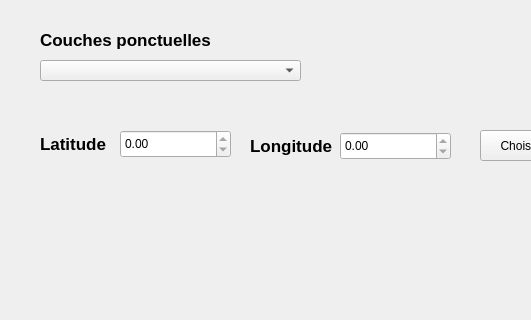
The window that tp_qgis_tsi_dialog_base.ui (AdnanBenaboud/Tp-Qgis-TSI) describes before a commit, drawn with Qt 5; both pictures show x 0 to 531 and y 0 to 320 of the 864 by 706 pixel window.
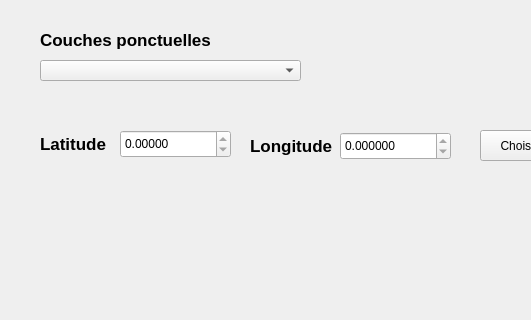
The same window after the commit. Custom widgets are drawn as their Qt base class.

Commit message: 5 decimals pour les coordonnées

```diff
--- a/tp_qgis_tsi_dialog_base.ui
+++ b/tp_qgis_tsi_dialog_base.ui
@@ -96,6 +96,9 @@
    <property name="readOnly">
     <bool>true</bool>
    </property>
+   <property name="decimals">
+    <number>5</number>
+   </property>
    <property name="minimum">
     <double>-90.000000000000000</double>
    </property>
@@ -115,6 +118,9 @@
    <property name="readOnly">
     <bool>true</bool>
    </property>
+   <property name="decimals">
+    <number>6</number>
+   </property>
    <property name="minimum">
     <double>-180.000000000000000</double>
    </property>
```
